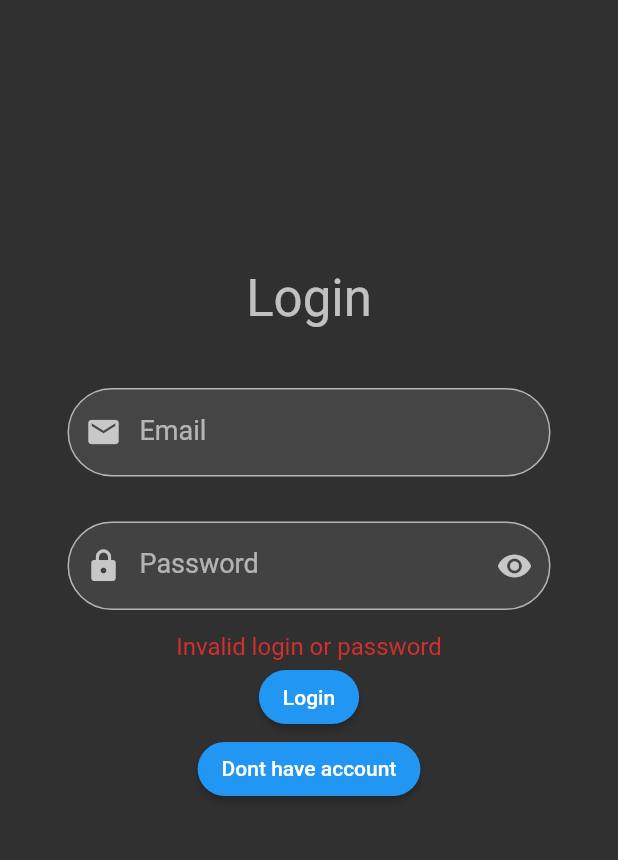
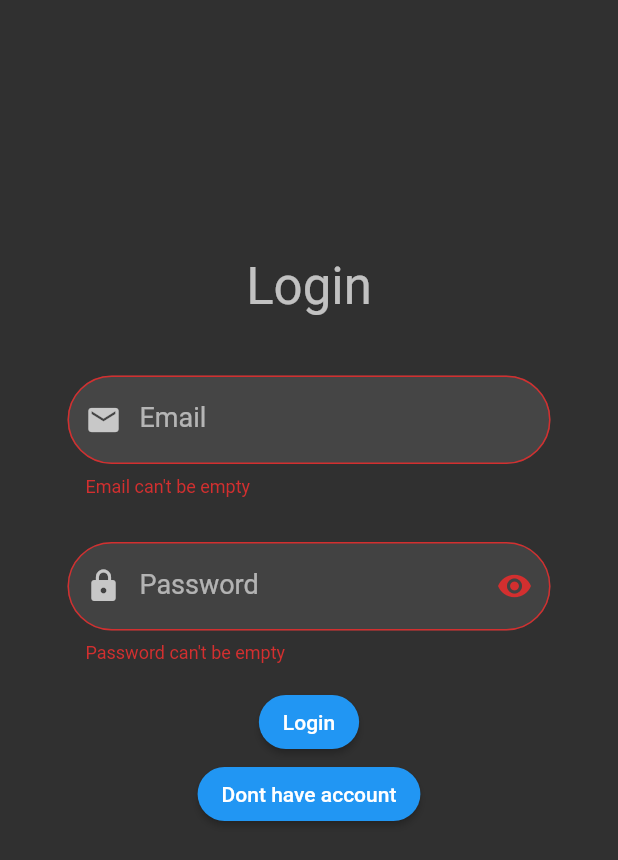
Before and after one commit to ann-feichka/Ann_Yaroshovets_FlutterBaseCampFall2021_Hometasks, a Flutter app: the LoginScreen screen opened by its route, after a tap on "Login", on a phone screen of 412 x 824 dp. Shown: the top 860 px of the screen. Run offline on Flutter 3.47's test engine with Material 2 defaults, Android fonts, the phone set to English and light mode, and no system bars; our stand-ins replace equatable, shared_preferences; accounts and stored records are empty.

Commit message:
add validator ,change pushNamed to pushReplacementNamed where it will be better, remove useless comments

```diff
--- a/Ann_Yaroshovets_FlutterBaseCampFall2021_Hometasks/lecture_4_hometask_starter/lib/screens/home_screen.dart
+++ b/Ann_Yaroshovets_FlutterBaseCampFall2021_Hometasks/lecture_4_hometask_starter/lib/screens/home_screen.dart
@@ -38,7 +38,7 @@ class _HomeScreenState extends State<HomeScreen> {
           key: ArchSampleKeys.addTodoFab,
           onPressed: () async {
             SharedPreferencesStorage.deleteData("email").whenComplete(() =>
-                Navigator.of(context).pushNamed(ArchSampleRoutes.registration));
+                Navigator.pushReplacementNamed(context, ArchSampleRoutes.registration));
           },
           child: Icon(Icons.logout),
           tooltip: ArchSampleLocalizations.of(context).addTodo,
--- a/Ann_Yaroshovets_FlutterBaseCampFall2021_Hometasks/lecture_4_hometask_starter/lib/screens/login_screen.dart
+++ b/Ann_Yaroshovets_FlutterBaseCampFall2021_Hometasks/lecture_4_hometask_starter/lib/screens/login_screen.dart
@@ -1,6 +1,8 @@
 import 'package:campnotes/data/shared_preferences_storage.dart';
 import 'package:flutter/material.dart';
 import 'package:todos_app_core/todos_app_core.dart';
+
+import '../validator.dart';
 
 class LoginScreen extends StatefulWidget {
   const LoginScreen({Key key}) : super(key: key);
@@ -10,7 +12,7 @@ class LoginScreen extends StatefulWidget {
 }
 
 class _LoginScreenState extends State<LoginScreen> {
-  String _error ="";
+  final _formKey = GlobalKey<FormState>();
   bool password = true;
   final _emailController = TextEditingController();
   final _passwordController = TextEditingController();
@@ -22,7 +24,9 @@ class _LoginScreenState extends State<LoginScreen> {
 
   @override
   Widget build(BuildContext context) {
-    Color borderColor = Theme.of(context).primaryColor;
+    Color borderColor = Theme
+        .of(context)
+        .primaryColor;
     return Scaffold(
       body: Padding(
         padding: const EdgeInsets.all(20.0),
@@ -32,27 +36,37 @@ class _LoginScreenState extends State<LoginScreen> {
             Padding(
               padding: const EdgeInsets.symmetric(vertical: 25.0),
               child: Text(
-                ArchSampleLocalizations.of(context).login,
-                style: Theme.of(context).textTheme.headline4,
+                ArchSampleLocalizations
+                    .of(context)
+                    .login,
+                style: Theme
+                    .of(context)
+                    .textTheme
+                    .headline4,
               ),
             ),
             Form(
+              key: _formKey,
                 child: Column(
                   children: <Widget>[
                     Padding(
                       padding: const EdgeInsets.symmetric(
                           horizontal: 25.0, vertical: 15.0),
                       child: TextFormField(
+                        validator: (value) =>
+                            Validator.validateEmail(
+                                email: _emailController.text),
                         controller: _emailController,
                         decoration: InputDecoration(
-                      // fillColor: kPrimaryColor.withOpacity(0.2),
-                      // hintStyle: TextStyle(color: kPrimaryColor),
                           labelStyle: TextStyle(fontSize: 18.0),
                           filled: true,
                           border: OutlineInputBorder(
-                        borderRadius: BorderRadius.all(Radius.circular(100.0)),
+                            borderRadius: BorderRadius.all(Radius.circular(
+                                100.0)),
                           ),
-                      labelText: ArchSampleLocalizations.of(context).email,
+                          labelText: ArchSampleLocalizations
+                              .of(context)
+                              .email,
                           prefixIcon: Icon(
                             Icons.email,
                           ),
@@ -63,18 +77,21 @@ class _LoginScreenState extends State<LoginScreen> {
                       padding: const EdgeInsets.symmetric(
                           horizontal: 25.0, vertical: 15.0),
                       child: TextFormField(
+                        validator: (value) =>
+                            Validator.validatePassword(password: value),
                         controller: _passwordController,
                         obscureText: password,
                         decoration: InputDecoration(
                             fillColor: borderColor,
-                        // hintStyle: TextStyle(color: kPrimaryColor),
                             labelStyle: TextStyle(fontSize: 18.0),
                             filled: true,
                             border: OutlineInputBorder(
                               borderRadius:
                               BorderRadius.all(Radius.circular(100.0)),
                             ),
-                        labelText: ArchSampleLocalizations.of(context).password,
+                            labelText: ArchSampleLocalizations
+                                .of(context)
+                                .password,
                             prefixIcon: Icon(
                               Icons.lock,
                             ),
@@ -90,28 +107,24 @@ class _LoginScreenState extends State<LoginScreen> {
                             )),
                       ),
                     ),
-                Text(_error,style: TextStyle(
-                  color:Theme.of(context).errorColor,
-                  fontSize: 16,
-                ),),
                     ElevatedButton(
                         onPressed: () async {
+                          if (_formKey.currentState.validate()) {
                             await SharedPreferencesStorage.init();
                             if (_emailController.text.toString() ==
-                              await SharedPreferencesStorage.getData("email") &&
+                                await SharedPreferencesStorage.getData(
+                                    "email") &&
                                 _passwordController.text.toString() ==
                                     await SharedPreferencesStorage.getData(
                                         "password")) {
-                        Navigator.pushNamed(context, ArchSampleRoutes.home);
-                      } else {
-                        setErrorString();
+                              Navigator.pushReplacementNamed(
+                                  context, ArchSampleRoutes.home);
                             }
-                      // SharedPreferencesStorage.setBool("token", true);
-                      // String email = await SharedPreferencesStorage.getData("email");
-                      // print(email);
-                      // Navigator.pushNamed(context, ArchSampleRoutes.home);
+                          }
                         },
-                    child: Text(ArchSampleLocalizations.of(context).login),
+                        child: Text(ArchSampleLocalizations
+                            .of(context)
+                            .login),
                         style: ButtonStyle(
                             shape:
                             MaterialStateProperty.all<RoundedRectangleBorder>(
@@ -139,9 +152,4 @@ class _LoginScreenState extends State<LoginScreen> {
       ),
     );
   }
-  void setErrorString(){
-    setState(() {
-      _error="Invalid login or password";
-    });
 }
-}
--- a/Ann_Yaroshovets_FlutterBaseCampFall2021_Hometasks/lecture_4_hometask_starter/lib/screens/registration_screen.dart
+++ b/Ann_Yaroshovets_FlutterBaseCampFall2021_Hometasks/lecture_4_hometask_starter/lib/screens/registration_screen.dart
@@ -1,4 +1,5 @@
 import 'package:campnotes/data/shared_preferences_storage.dart';
+import 'package:campnotes/validator.dart';
 import 'package:flutter/material.dart';
 import 'package:shared_preferences/shared_preferences.dart';
 import 'package:todos_app_core/todos_app_core.dart';
@@ -13,6 +14,7 @@ class RegistrationScreen extends StatefulWidget {
 }
 
 class _RegistrationScreenState extends State<RegistrationScreen> {
+  final _formKey = GlobalKey<FormState>();
   bool password = true;
   final _emailController = TextEditingController();
   final _passwordController = TextEditingController();
@@ -33,16 +35,16 @@ class _RegistrationScreenState extends State<RegistrationScreen> {
               ),
             ),
             Form(
+              key: _formKey,
                 child: Column(
               children: <Widget>[
                 Padding(
                   padding: const EdgeInsets.symmetric(
                       horizontal: 25.0, vertical: 15.0),
                   child: TextFormField(
+                    validator: (value) => Validator.validateEmail(email: _emailController.text),
                     controller: _emailController,
                     decoration: InputDecoration(
-                      // fillColor: kPrimaryColor.withOpacity(0.2),
-                      // hintStyle: TextStyle(color: kPrimaryColor),
                       labelStyle: TextStyle(fontSize: 18.0),
                       filled: true,
                       border: OutlineInputBorder(
@@ -59,11 +61,10 @@ class _RegistrationScreenState extends State<RegistrationScreen> {
                   padding: const EdgeInsets.symmetric(
                       horizontal: 25.0, vertical: 15.0),
                   child: TextFormField(
+                    validator: (value) => Validator.validatePassword(password: value),
                     controller: _passwordController,
                     obscureText: password,
                     decoration: InputDecoration(
-                        // fillColor: kPrimaryColor.withOpacity(0.2),
-                        // hintStyle: TextStyle(color: kPrimaryColor),
                         labelStyle: TextStyle(fontSize: 18.0),
                         filled: true,
                         border: OutlineInputBorder(
@@ -88,17 +89,16 @@ class _RegistrationScreenState extends State<RegistrationScreen> {
                 ),
                 ElevatedButton(
                     onPressed: () async {
+                      if(_formKey.currentState.validate())
+                    {
                       await SharedPreferencesStorage.init();
                       SharedPreferencesStorage.setData(
                           "email", _emailController.text);
                       SharedPreferencesStorage.setData(
                           "password", _passwordController.text);
                       SharedPreferencesStorage.setBool("token", true);
-                      String email =
-                          await SharedPreferencesStorage.getData("email");
-                      print(email);
-                      Navigator.pushNamed(context, ArchSampleRoutes.home);
-                    },
+                      Navigator.pushReplacementNamed(context, ArchSampleRoutes.home);
+                    }},
                     child: Text(ArchSampleLocalizations.of(context).signUp),
                     style: ButtonStyle(
                         shape:
--- /dev/null
+++ b/Ann_Yaroshovets_FlutterBaseCampFall2021_Hometasks/lecture_4_hometask_starter/lib/validator.dart
@@ -0,0 +1,41 @@
+class Validator {
+  static String validateName({ String name}) {
+    if (name == null) {
+      return null;
+    }
+    if (name.isEmpty) {
+      return 'Name can\'t be empty';
+    }
+
+    return null;
+  }
+
+  static String validateEmail({ String email}) {
+    if (email == null) {
+      return null;
+    }
+    RegExp emailRegExp = RegExp(
+        r"^[a-zA-Z0-9.!#$%&'*+/=?^_`{|}~-]+@[a-zA-Z0-9](?:[a-zA-Z0-9-]{0,253}[a-zA-Z0-9])?(?:\.[a-zA-Z0-9](?:[a-zA-Z0-9-]{0,253}[a-zA-Z0-9])?)*$");
+
+    if (email.isEmpty) {
+      return 'Email can\'t be empty';
+    } else if (!emailRegExp.hasMatch(email)) {
+      return 'Enter a correct email';
+    }
+
+    return null;
+  }
+
+  static String validatePassword({ String password}) {
+    if (password == null) {
+      return null;
+    }
+    if (password.isEmpty) {
+      return 'Password can\'t be empty';
+    } else if (password.length < 6) {
+      return 'Enter a password with length at least 6';
+    }
+
+    return null;
+  }
+}
```
Lines whose indentation alone changed are shown as unchanged.
